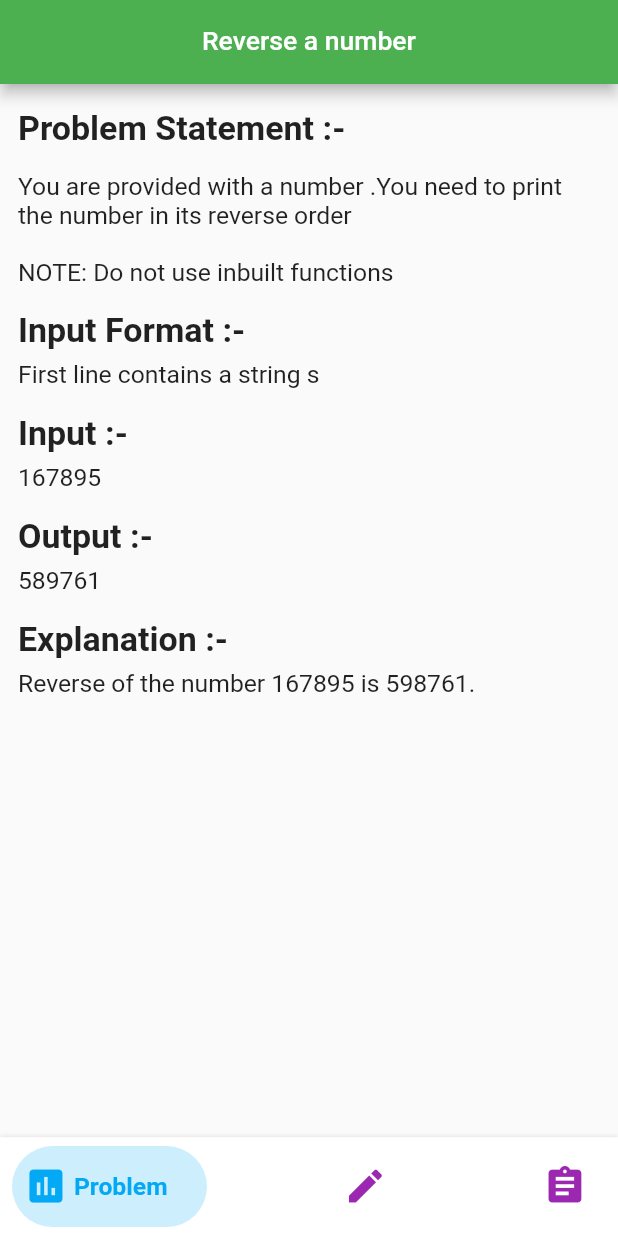
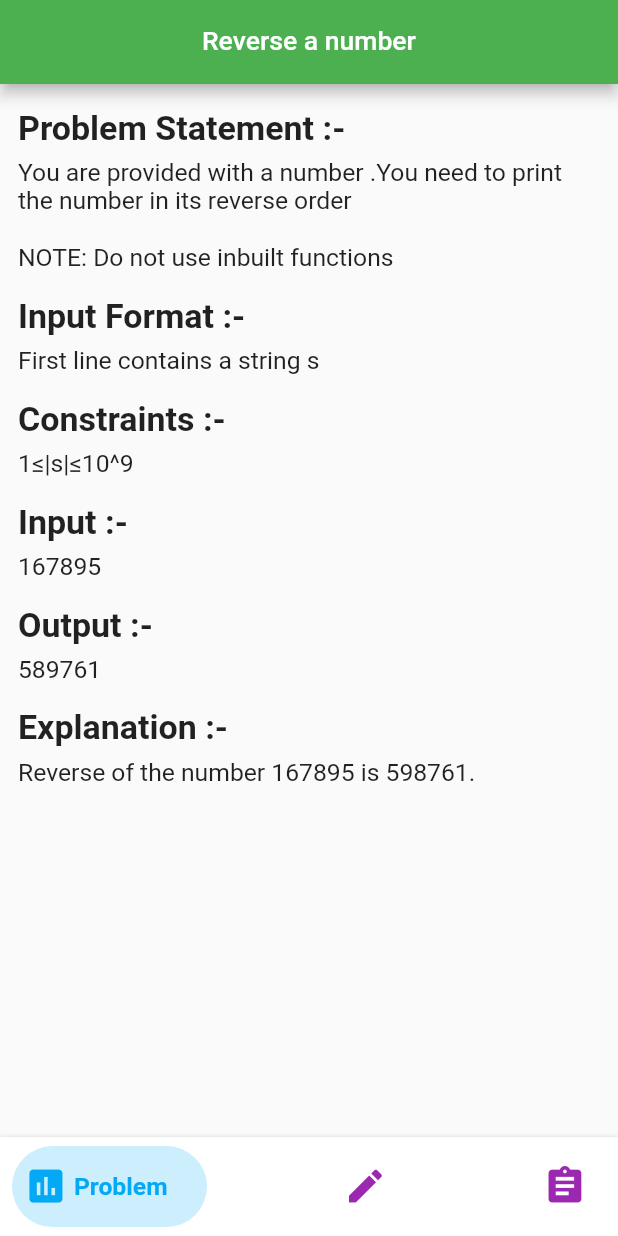
Before and after one commit to Alpha17-2/CP_App, a Flutter app: the FundamentalProblems screen opened by its route, after a tap on "Easy", on a phone screen of 412 x 824 dp. Run offline on Flutter 3.47's test engine with Material 2 defaults, Android fonts, the phone set to English and light mode, and no system bars; drawn by our look-alikes of bottom_navy_bar; our stand-ins replace flutter_swiper, liquid_swipe, shimmer; missing offline and left inert: foldable_sidebar.

Commit message:
Files successfully modified by Shruti and Richa .

```diff
--- a/lib/Helpers/display_problems.dart
+++ b/lib/Helpers/display_problems.dart
@@ -47,6 +47,7 @@ class DisplayProblems extends StatelessWidget {
               context,
               MaterialPageRoute(
                 builder: (context) => ProbandSol(
+                  constraints: singleProblemName.constraints,
                   inputExplanation: singleProblemName.inputExplain,
                   input: singleProblemName.input,
                   description: singleProblemName.description,
--- a/lib/Problems/SolutionPage.dart
+++ b/lib/Problems/SolutionPage.dart
@@ -11,9 +11,11 @@ class ProbandSol extends StatefulWidget {
       difficulty,
       prereq,
       inputformat,
-      explanation;
+      explanation,
+      constraints;
   ProbandSol(
       {this.input,
+      this.constraints,
       this.title,
       this.inputformat,
       this.inputExplanation,
@@ -63,7 +65,7 @@ class _ProbandSolState extends State<ProbandSol> {
               ),
               Opacity(
                 opacity: 0.0,
-                child: Divider(),
+                child: Divider(height: displayHeight(context) * 0.008),
               ),
               Padding(
                 padding: const EdgeInsets.only(left: 12.0, right: 12.0),
@@ -93,6 +95,29 @@ class _ProbandSolState extends State<ProbandSol> {
                 padding: const EdgeInsets.only(left: 12, right: 12.0),
                 child: Text(
                   widget.inputformat,
+                  style: TextStyle(fontSize: textsize),
+                  textAlign: TextAlign.start,
+                ),
+              ),
+              Opacity(opacity: 0.0, child: Divider()),
+              Padding(
+                padding: const EdgeInsets.only(left: 12.0, right: 12.0),
+                child: Text(
+                  'Constraints :-',
+                  style: TextStyle(
+                      fontWeight: FontWeight.bold, fontSize: headingsize),
+                  softWrap: true,
+                  textAlign: TextAlign.left,
+                ),
+              ),
+              Opacity(
+                opacity: 0.0,
+                child: Divider(height: displayHeight(context) * 0.008),
+              ),
+              Padding(
+                padding: const EdgeInsets.only(left: 12, right: 12.0),
+                child: Text(
+                  widget.constraints,
                   style: TextStyle(fontSize: textsize),
                   textAlign: TextAlign.start,
                 ),
@@ -175,15 +200,57 @@ class _ProbandSolState extends State<ProbandSol> {
         // Index 1 container , the editorial statement lies here.
         height: displayHeight(context) * 1.0,
         width: displayWidth(context) * 1.0,
-        color: Colors.green,
-        child: Padding(
-          padding: const EdgeInsets.all(16.0),
-          child: Center(
-            child: Text(
-              "Team Alpha is the ",
-              style: TextStyle(
-                  fontFamily: 'Acme', fontSize: 35, color: Colors.white),
-            ),
+
+        child: SingleChildScrollView(
+          child: Column(
+            mainAxisAlignment: MainAxisAlignment.start,
+            crossAxisAlignment: CrossAxisAlignment.start,
+            children: [
+              Opacity(opacity: 0.0, child: Divider()),
+              Padding(
+                padding: const EdgeInsets.only(left: 12.0),
+                child: Text(
+                  'Prerequisites :-',
+                  style: TextStyle(
+                      fontWeight: FontWeight.bold, fontSize: headingsize),
+                ),
+              ),
+              Opacity(
+                opacity: 0.0,
+                child: Divider(height: displayHeight(context) * 0.008),
+              ),
+              Padding(
+                padding: const EdgeInsets.only(left: 12.0, right: 12.0),
+                child: Text(
+                  widget.prereq,
+                  style: TextStyle(fontSize: textsize),
+                  softWrap: true,
+                  textAlign: TextAlign.left,
+                ),
+              ),
+              Opacity(opacity: 0.0, child: Divider()),
+              Padding(
+                padding: const EdgeInsets.only(left: 12.0),
+                child: Text(
+                  'Editorial :-',
+                  style: TextStyle(
+                      fontWeight: FontWeight.bold, fontSize: headingsize),
+                ),
+              ),
+              Opacity(
+                opacity: 0.0,
+                child: Divider(height: displayHeight(context) * 0.008),
+              ),
+              Padding(
+                padding: const EdgeInsets.only(left: 12.0, right: 12.0),
+                child: Text(
+                  widget.explanation,
+                  style: TextStyle(fontSize: textsize),
+                  softWrap: true,
+                  textAlign: TextAlign.left,
+                ),
+              ),
+            ],
           ),
         ),
       ),
--- a/lib/Providers/ArrayProblemlist.dart
+++ b/lib/Providers/ArrayProblemlist.dart
@@ -3,6 +3,38 @@ import 'package:flutter/material.dart';
 
 class ArrayProblems extends ChangeNotifier {
   List<SingleProblem> ArrayProb = [
+    SingleProblem(
+      title: "Increasing Array",
+      difficulty: "Easy",
+      input: "3 2 5 1 7",
+      output: "5",
+      description:
+          "you are given an array of n integers.you have to alter the array so that it is increasing i.e.,every element is atleast as large as the previous element.\nOn each turn, you may increase the value of any element by one.Design a code to print the minimum number of turns required.",
+      inputExplain:
+          "The first input line contain an integer n i.e the size of an array.Then in second line there will be n integers x1,x2,x3...xn : the contents of the array.",
+      constraints: "1≤n≤2⋅10^5\n 1≤xi≤10^9",
+      prereq: "null",
+      tags: "null",
+      explaination: "null",
+      code: "null",
+      inputFormat: "null",
+    ),
+    SingleProblem(
+      title: "Missing Number",
+      description:
+          "You are provided with all numbers between 1,2,...,n except one.You have to design your code to find the missing number.",
+      input: "5 \n 2 3 1 5",
+      output: "4",
+      prereq: "null",
+      difficulty: "Easy",
+      explaination: "null",
+      inputExplain:
+          'The first line contains an integer n.\n The second line contains n-1 numbers.Each number is unique and lies between 1 an n.',
+      code: "null",
+      constraints: "null",
+      inputFormat: "null",
+      tags: "null",
+    ),
     SingleProblem(
       title: "Finding numbers",
       difficulty: "Easy",
@@ -12,7 +44,7 @@ class ArrayProblems extends ChangeNotifier {
           "Given an array of integers.find the subarray of maximum length where the absolute difference between consecutive elements is atmost 1.",
       inputExplain:
           "After sorting, the array becomes 1 3 3 4 5 6. here the largest subarray where absolute difference between consecutive element is less tha or equal to 1 is( 4 5 6).The length of this subarray is 3",
-      constraints: "2<n<100\n0<a[i]<100",
+      constraints: "2 < n < 100\n0<a[i] < 100",
       tags: "null",
       prereq: "Sorting and Searching",
       explaination:
@@ -30,7 +62,7 @@ class ArrayProblems extends ChangeNotifier {
         output: "3",
         inputExplain:
             "Here sum of 2 and 7 will be less than 10.That means,we have to assign one gandola to them.Now the remaining gandolas are 3 and 9 and therir sum exceed 10 i.e. why we can't assign one gandola to them.we have to assign them two different gandolas.so here we require total 3 gandolas.",
-        constraints: "1≤N≤2⋅10^5\n1≤W≤10^9\n1≤wi≤x",
+        constraints: "1 ≤ N ≤ 2⋅10^5\n1 ≤ W ≤ 10^9\n1 ≤ w[i] ≤ 10^6",
         prereq: "Sorting and Two pointer approach",
         tags: "null",
         explaination:
--- a/lib/Providers/StringProblemlist.dart
+++ b/lib/Providers/StringProblemlist.dart
@@ -3,7 +3,53 @@ import 'Single_Problem.dart';
 
 class StringProblems extends ChangeNotifier {
   List<SingleProblem> StringProb = [
-    // to be filled by Richa , Gayatri , Harshita and Shruti
+    SingleProblem(
+      title: "First Character",
+      difficulty: "Easy",
+      input: "hello\nzxvczbtxyzy\nxxyyzz",
+      output: "0\n3\n-1",
+      description:
+          "Given a string 'S' consisting of lowercase letters. The String 'S' may contain no repeated character, some repeated character and all repeated characters. Find and print the index of the first non-repeating character in the String. \nNOTE: Print -1 if no non-repeating characters found.",
+      inputExplain:
+          "1. In the first input, \n'h', 'e', 'o' are the characters that are non-repeating. Here, 'h' is the first non-repeating character so we print the Output:'0'.\n\n2. In the second input, \n'z' is present thrice at index 0,4 and 9.\n'x' is present twice at index 1 and 7.\n'v' is present twice at index 2 and 10.\n'c', 'b' and 't' are present only once and are the non-repeating characters. 'c' is the first non-repeating character so we print the Output:3.\n\n3. In the last input, all the characters 'x', 'y' and 'z' are repeating and no non-repeating characters are found so we print Output:-1. ",
+      constraints: "1<=|S|<=10^4,  where |S| represents length of String.",
+      tags: "null",
+      prereq: "null",
+      explaination: "null",
+      code: "null",
+      inputFormat: "The input contains the String 'S'.",
+    ),
+    SingleProblem(
+      title: "Repetitions",
+      difficulty: "Easy",
+      input: "ATTCGGGA",
+      output: "3",
+      description:
+          "You are given with a DNA sequence: a string consisting of characters A, C, G, and T. Your job is to find the longest repitition in the sequence.This is a maximum-length substring containing only one type of character.",
+      inputExplain: "null",
+      constraints: "1≤n≤10^6",
+      tags: "null",
+      prereq: "null",
+      explaination: "null",
+      code: "null",
+      inputFormat: "The input line contains a string of n characters.",
+    ),
+    SingleProblem(
+      title: "Anagram",
+      difficulty: "Medium",
+      input: "aaabbb \nxaxbbbxx",
+      output: "3\n1",
+      description:
+          "Two words are said to be anagrams of one another if their letters can be rearranged to form the other word.\nHere, you are provided with a string.You must split it into two contiguous substring, then determine the minimum number of characters to change to make the two substrings into anagrams ofone another.",
+      inputExplain:
+          "In the first input statement we split s into two strings s1='aaa' and s2='bbb'.We have replace all three characters from the first string with 'b' to make the strings anagrams.\nIn the second input s1='xaxb' and s2='bbxx'. you must replace 'a' from s1 with 'b' so that s1='xbxb'.",
+      constraints: "1≤q≤100 \n 1≤|s|≤10^4",
+      tags: "null",
+      prereq: "null",
+      explaination: "null",
+      code: "null",
+      inputFormat: "The input line contains a string of n characters.",
+    ),
   ];
   List<SingleProblem> get ProblemList {
     return [...StringProb];
```
